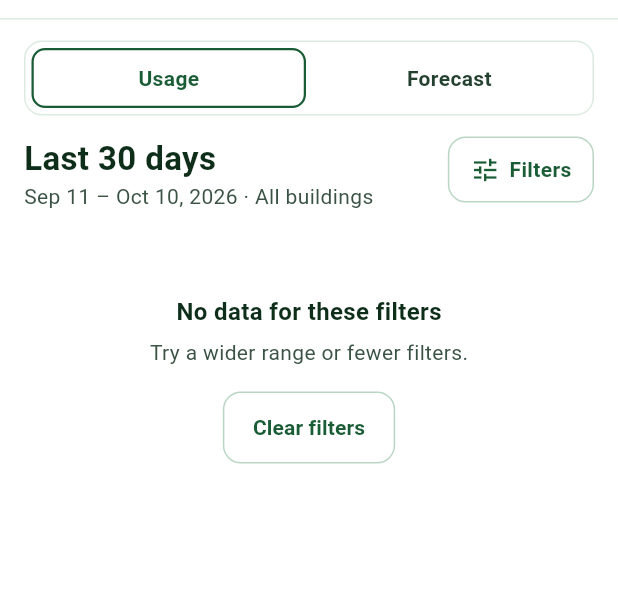
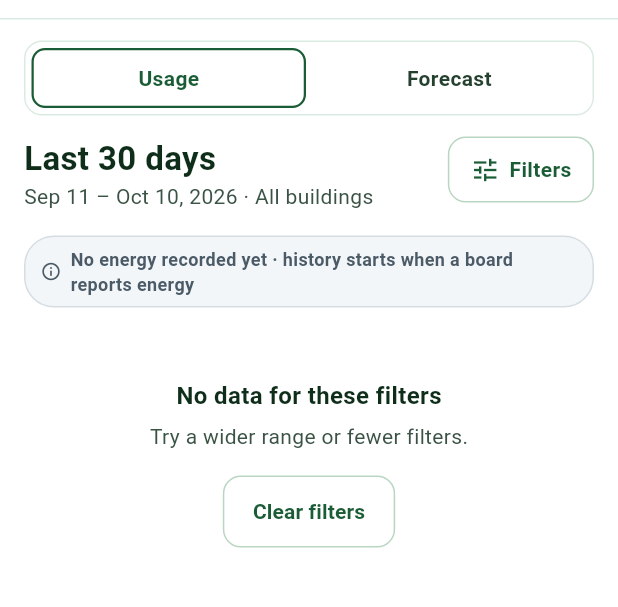
Before and after one commit to alburolowrencejoy/smartpowerswitch, a Flutter app: the HistoryScreen screen opened by its route, on a phone screen of 412 x 824 dp, the part 87-694 px from its top. Run offline on Flutter 3.47's test engine with Material 3 defaults, Android fonts, the phone set to English and light mode, and no system bars; drawn by our look-alikes of skeletonizer; our stand-ins replace cloud_functions, firebase_auth, firebase_core, firebase_database, open_filex, package_info_plus and 3 more; missing offline and left inert: syncfusion_flutter_xlsio; accounts and stored records are empty; network calls fail.

Commit message:
feat: one cost rule everywhere and a "history starts on" notice
- RateTimeline.costOf is the single cost rule for every screen: the
  stored cost, else kWh at the rate in force on the period's last day
  (dashboards, web overview, device pages, trend panel, analytics);
  forecasts keep today's rate on purpose (future estimates)
- RateTimeline.rateAt uses the current rate after the newest logged change
  when the log missed a change (live log ended at 10.35 while the rate is
  13.24)
- HistoryClock tracks the first recorded day; HistoryStartNotice on the
  History (phone) and Analytics (web) screens says where history starts
  instead of showing earlier dates as 0 kWh
- energy_math test: a rate change prices each run at the rate then in
  force and never reprices earlier energy

Co-Authored-By: Claude Opus 5.5 <noreply@anthropic.com>

```diff
--- a/lib/screens/mobile/device_detail_screen.dart
+++ b/lib/screens/mobile/device_detail_screen.dart
@@ -21,6 +21,7 @@ import '../../utils/last_seen.dart';
 import '../../services/energy_history.dart';
 import '../../services/history_clock.dart';
 import '../../services/history_keys.dart';
+import '../../services/rate_timeline.dart';
 import '../../services/home_widget_service.dart';
 import '../../theme/app_fonts.dart';
 import 'automation_screen.dart';
@@ -787,7 +788,10 @@ class _DeviceDetailScreenState extends State<DeviceDetailScreen> {
     // The cost stored when the energy was counted (rate of that moment);
     // today's rate is only a fallback while nothing is stored yet.
     final costToday =
-        (_costTodayPhp ?? _energyTodayKwh * _ratePhp).toStringAsFixed(2);
+        RateHistory.instance
+            .timeline(_ratePhp)
+            .costOf(_costTodayPhp, _energyTodayKwh, HistoryClock.realNow())
+            .toStringAsFixed(2);
 
     return Column(
       crossAxisAlignment: CrossAxisAlignment.start,
--- a/lib/screens/mobile/history_screen.dart
+++ b/lib/screens/mobile/history_screen.dart
@@ -17,6 +17,7 @@ import '../../services/history_clock.dart';
 import '../../services/rate_timeline.dart';
 import '../../services/forecast_models.dart';
 import '../../utils/last_seen.dart';
+import '../../widgets/history_start_notice.dart';
 import '../../widgets/app_bottom_sheet.dart';
 import '../../widgets/app_button.dart';
 import '../../widgets/app_chip.dart';
@@ -649,10 +650,14 @@ class _HistoryScreenState extends State<HistoryScreen> {
     final compareTotal = compareRows == null ? null : _metric(compareRows, f);
     final ds = _devicesInScope(f);
 
-    final header = _buildHeader(
-      f.rangeName,
-      '${spanText(span)} · ${_scopeLabel(f)}${f.hasUtility ? ' · ${f.utilityName}' : ''}',
-    );
+    final header = Column(crossAxisAlignment: CrossAxisAlignment.start, children: [
+      _buildHeader(
+        f.rangeName,
+        '${spanText(span)} · ${_scopeLabel(f)}${f.hasUtility ? ' · ${f.utilityName}' : ''}',
+      ),
+      HistoryStartNotice(
+          rangeStart: span.start, padding: const EdgeInsets.only(top: 8)),
+    ]);
 
     if (ds.isEmpty || total == 0) {
       return Column(crossAxisAlignment: CrossAxisAlignment.start, children: [
--- a/lib/screens/web/analytics/analytics_data.dart
+++ b/lib/screens/web/analytics/analytics_data.dart
@@ -101,7 +101,7 @@ List<UsageRow> parseDaily(
   final rows = <UsageRow>[];
   // Stored cost when the record has one; otherwise kWh at that day's rate.
   double costOf(Object? stored, double kwh, DateTime date) =>
-      stored is num ? stored.toDouble() : kwh * rates.rateForDay(date);
+      rates.costOf(stored, kwh, date);
   if (raw is! Map) return rows;
   raw.forEach((key, val) {
     final k = key.toString();
--- a/lib/screens/web/device_detail_screen_web.dart
+++ b/lib/screens/web/device_detail_screen_web.dart
@@ -18,6 +18,7 @@ import '../../theme/app_fonts.dart';
 import '../../services/energy_history.dart';
 import '../../services/history_clock.dart';
 import '../../services/history_keys.dart';
+import '../../services/rate_timeline.dart';
 
 /// The desktop device page: live PZEM readings (voltage, current, power,
 /// energy today), a 7-day energy trend, and the relay Control panel.
@@ -837,7 +838,7 @@ class _DeviceDetailScreenWebState extends State<DeviceDetailScreenWeb> {
         ],
         const SizedBox(height: 18),
         _kvRow('Estimated Cost',
-            '₱${(_todayCost ?? _todayKwh * _ratePhp).toStringAsFixed(2)} today'),
+            '₱${RateHistory.instance.timeline(_ratePhp).costOf(_todayCost, _todayKwh, HistoryClock.realNow()).toStringAsFixed(2)} today'),
         _kvRow('Total Energy',
             month == null ? '—' : '${month.toStringAsFixed(1)} kWh this month'),
         _kvRow('PZEM reading', _hasPzemReadings ? 'Detected' : 'Not detected'),
--- a/lib/screens/web/history_screen_web.dart
+++ b/lib/screens/web/history_screen_web.dart
@@ -9,6 +9,7 @@ import 'package:share_plus/share_plus.dart';
 import 'package:syncfusion_flutter_xlsio/xlsio.dart' as xlsio;
 import '../../theme/app_colors.dart';
 import '../../theme/institute_colors.dart';
+import '../../widgets/history_start_notice.dart';
 import '../../widgets/screen_skeleton.dart';
 import '../../widgets/top_toast.dart';
 import 'analytics/analytics_data.dart';
@@ -954,6 +955,9 @@ class _HistoryScreenWebState extends State<HistoryScreenWeb> {
                     buildings: _scopeBuildings(),
                     devices: _meta,
                   ),
+                  HistoryStartNotice(
+                      rangeStart: span.start,
+                      padding: const EdgeInsets.only(top: 12)),
                   const SizedBox(height: 22),
                   if (!_rangeLoaded)
                     Padding(
--- a/lib/screens/web/history_trend_panel.dart
+++ b/lib/screens/web/history_trend_panel.dart
@@ -4,6 +4,7 @@ import 'package:firebase_database/firebase_database.dart';
 import 'package:flutter/material.dart';
 
 import '../../services/energy_history.dart';
+import '../../services/rate_timeline.dart';
 import '../../theme/app_fonts.dart';
 import '../../theme/institute_colors.dart';
 import 'web_theme.dart';
@@ -121,7 +122,8 @@ class _HistoryTrendPanelState extends State<HistoryTrendPanel> {
           }
         }
       }
-      out.add(_HistoryDay(date, kwh, cost ?? kwh * _rate));
+      out.add(_HistoryDay(date, kwh,
+          RateHistory.instance.timeline(_rate).costOf(cost, kwh, date)));
     });
     out.sort((a, b) => a.date.compareTo(b.date));
     return out;
--- a/lib/services/rate_timeline.dart
+++ b/lib/services/rate_timeline.dart
@@ -54,6 +54,11 @@ class RateTimeline {
 
   /// The rate in force at [t]: the latest change made on or before [t]. For
   /// dates before the first logged change, the rate that change replaced.
+  ///
+  /// After the newest logged change, [current] wins when it differs: the
+  /// log has missed a change (seen live: `settings/electricityRate` was
+  /// ₱13.24 while the log ended at ₱10.35), and the current rate is closer
+  /// to the truth for recent days than a stale logged one.
   double rateAt(DateTime t) {
     if (changes.isEmpty) return current;
     RateChange? last;
@@ -61,7 +66,9 @@ class RateTimeline {
       if (c.at.isAfter(t)) break;
       last = c;
     }
-    if (last != null) return last.rate;
+    if (last != null) {
+      return identical(last, changes.last) ? current : last.rate;
+    }
     return changes.first.previous ?? changes.first.rate;
   }
 
@@ -69,6 +76,16 @@ class RateTimeline {
   /// a change made during the day already counts for that day.
   double rateForDay(DateTime day) =>
       rateAt(DateTime(day.year, day.month, day.day, 23, 59, 59));
+
+  /// The one cost rule for every screen: the [stored] cost when there is
+  /// one (priced at the rate in force when the energy was counted, so later
+  /// rate changes never reprice it); otherwise [kwh] at the rate in force
+  /// on [periodEnd], the last day of the period (never simply today's rate).
+  double costOf(Object? stored, double kwh, DateTime periodEnd) =>
+      stored is num ? stored.toDouble() : kwh * rateForDay(periodEnd);
+
+  /// Last day of [d]'s month, the [costOf] period end for monthly figures.
+  static DateTime monthEnd(DateTime d) => DateTime(d.year, d.month + 1, 0);
 }
 
 /// App-wide live copy of the `rate_changes` log. Read access is limited to
--- /dev/null
+++ b/lib/widgets/history_start_notice.dart
@@ -0,0 +1,79 @@
+import 'package:flutter/material.dart';
+
+import '../services/history_clock.dart';
+
+/// Tells the viewer where recorded energy history begins, so dates before
+/// it read as "no data" rather than 0 kWh: "Energy history starts Oct 12,
+/// 2026 · earlier dates have no data" when [rangeStart] is earlier than the
+/// first recorded day, or "No energy recorded yet" when there is none.
+/// Hidden otherwise. History restarted clean on 2026-10-10 (the old demo
+/// history was archived).
+class HistoryStartNotice extends StatelessWidget {
+  const HistoryStartNotice({
+    super.key,
+    required this.rangeStart,
+    this.padding = EdgeInsets.zero,
+  });
+
+  /// First day of the range being shown.
+  final DateTime rangeStart;
+  final EdgeInsetsGeometry padding;
+
+  static const _months = [
+    'Jan', 'Feb', 'Mar', 'Apr', 'May', 'Jun', //
+    'Jul', 'Aug', 'Sep', 'Oct', 'Nov', 'Dec',
+  ];
+
+  @override
+  Widget build(BuildContext context) {
+    return ListenableBuilder(
+      listenable: HistoryClock.instance,
+      builder: (context, _) {
+        final clock = HistoryClock.instance;
+        if (!clock.earliestKnown) return const SizedBox.shrink();
+        final first = clock.earliestRecorded;
+        final String text;
+        if (first == null) {
+          text = 'No energy recorded yet · history starts when a board '
+              'reports energy';
+        } else if (DateTime(rangeStart.year, rangeStart.month, rangeStart.day)
+            .isBefore(first)) {
+          text = 'Energy history starts '
+              '${_months[first.month - 1]} ${first.day}, ${first.year} · '
+              'earlier dates have no data';
+        } else {
+          return const SizedBox.shrink();
+        }
+        return Padding(
+          padding: padding,
+          child: Container(
+            padding: const EdgeInsets.symmetric(horizontal: 10, vertical: 6),
+            decoration: BoxDecoration(
+              color: const Color(0xFFF3F6F8),
+              borderRadius: BorderRadius.circular(20),
+              border: Border.all(color: const Color(0xFFD5DDE3)),
+            ),
+            child: Row(
+              mainAxisSize: MainAxisSize.min,
+              children: [
+                const Icon(Icons.info_outline,
+                    size: 14, color: Color(0xFF4A5A66)),
+                const SizedBox(width: 6),
+                Flexible(
+                  child: Text(
+                    text,
+                    style: const TextStyle(
+                      fontSize: 12,
+                      fontWeight: FontWeight.w600,
+                      color: Color(0xFF4A5A66),
+                    ),
+                  ),
+                ),
+              ],
+            ),
+          ),
+        );
+      },
+    );
+  }
+}
```
Also changed, not shown: lib/screens/mobile/dashboard_screen.dart (+13 -19 lines), lib/screens/web/web_overview_tab.dart (+5 -3 lines), lib/services/history_clock.dart (+50 -3 lines), lib/viewmodels/dashboard_viewmodel.dart (+10 -2 lines), 2 other files.
